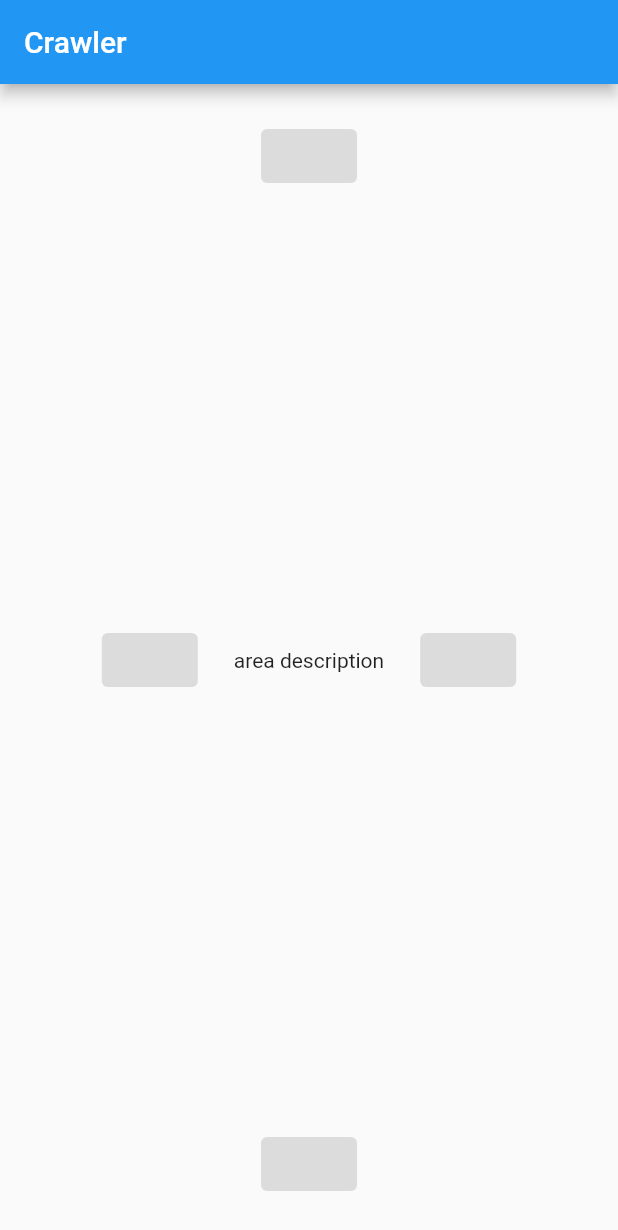
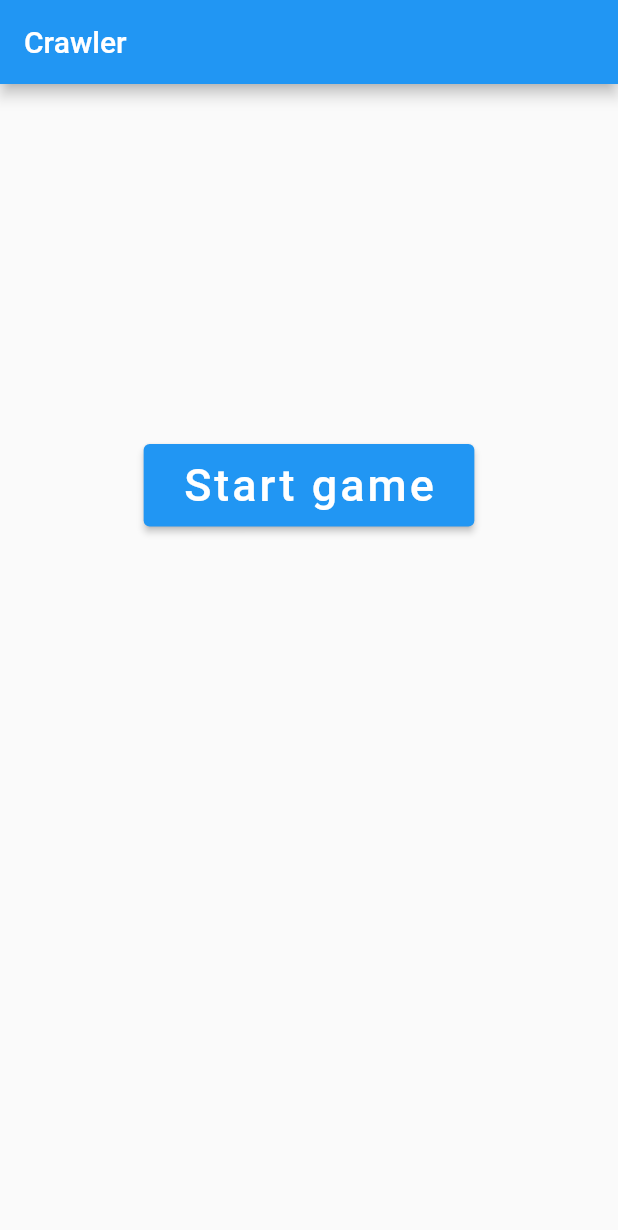
Before and after one commit to slackYogi/flutter_crawler, a Flutter app: the screen it shows after launch, on a phone screen of 412 x 824 dp. Shown: the top 1230 px of the screen. Run offline on Flutter 3.47's test engine with Material 2 defaults, Android fonts, the phone set to English and light mode, and no system bars; our stand-ins replace get_it.

Commit message:
Added HomePage and pages routing, some minor refactoring

```diff
--- a/lib/crawler_app.dart
+++ b/lib/crawler_app.dart
@@ -1,72 +1,16 @@
 import 'package:flutter/material.dart';
-import 'package:flutter_crawler/current_location.dart';
-import 'package:flutter_crawler/services/map_service.dart';
-import 'package:get_it/get_it.dart';
+import 'package:flutter_crawler/pages/home.dart';
+import 'package:flutter_crawler/pages/location.dart';
 
 class CrawlerApp extends StatelessWidget {
   @override
   Widget build(BuildContext context) {
     return MaterialApp(
-      title: 'Dungeon Crawler',
-      theme: ThemeData(
-        primarySwatch: Colors.blue,
-        visualDensity: VisualDensity.adaptivePlatformDensity,
-      ),
-      home: CrawlerHome(title: 'Crawler'),
+      initialRoute: '/home',
+      routes: {
+        '/home': (context) => HomePage(title: 'Crawler'),
+        '/location': (context) => LocationPage(),
+      },
     );
   }
 }
-
-class CrawlerHome extends StatefulWidget {
-  CrawlerHome({Key key, this.title}) : super(key: key);
-  final String title;
-
-  @override
-  _CrawlerHomeState createState() => _CrawlerHomeState();
-}
-
-class _CrawlerHomeState extends State<CrawlerHome> {
-  //TODO research GetIt
-  //final locations = GetIt.I.get<MapService>();
-  CurrentLocation _currentLocation;
-
-  @override
-  Widget build(BuildContext context) {
-    return Scaffold(
-      appBar: AppBar(
-        title: Text(widget.title),
-      ),
-      body: Center(
-        child: Column(
-          children: [
-            Center(
-              child: Padding(
-                padding: const EdgeInsets.all(24),
-                child: ElevatedButton(onPressed: null, child: null),
-              ),
-            ),
-            Expanded(
-              child: Row(
-                mainAxisAlignment: MainAxisAlignment.center,
-                children: [
-                  ElevatedButton(onPressed: null, child: null),
-                  Center(child: Padding(
-                    padding: const EdgeInsets.all(24),
-                    child: Text(_currentLocation?.description ?? 'area description'),
-                  )),
-                  ElevatedButton(onPressed: null, child: null),
-                ],
-              ),
-            ),
-            Center(
-              child: Padding(
-                padding: const EdgeInsets.all(24),
-                child: ElevatedButton(onPressed: null, child: null),
-              ),
-            )
-          ],
-        ),
-      ),
-    );
-  }
-}
--- /dev/null
+++ b/lib/pages/home.dart
@@ -0,0 +1,43 @@
+import 'package:flutter/material.dart';
+
+class HomePage extends StatefulWidget {
+  HomePage({Key key, this.title}) : super(key: key);
+  final String title;
+
+  @override
+  _HomePageState createState() => _HomePageState();
+}
+
+class _HomePageState extends State<HomePage> {
+  @override
+  Widget build(BuildContext context) {
+    return Scaffold(
+      appBar: AppBar(
+        title: Text(widget.title),
+      ),
+      body: Center(
+        child: Column(
+          children: [
+            Padding(
+              padding: const EdgeInsets.fromLTRB(0, 240, 0, 0),
+              child: ElevatedButton(
+                  onPressed: () => {
+                    Navigator.pushReplacementNamed(context, '/location')
+                  },
+                  child: Padding(
+                    padding: const EdgeInsets.all(10),
+                    child: Text(
+                      'Start game',
+                      style: TextStyle(
+                        fontSize: 30,
+                        letterSpacing: 2,
+                      )
+                    ),
+                  )),
+            ),
+          ],
+        ),
+      ),
+    );
+  }
+}
--- a/lib/services/map_service.dart
+++ b/lib/services/map_service.dart
@@ -1,9 +1,9 @@
 import 'dart:collection';
 
-import '../location.dart';
+import 'package:flutter_crawler/location.dart';
 
 class MapService {
-  var locations = HashMap<int, Location>();
+  final locations = HashMap<int, Location>();
 
   // this should override state of stateful widget
   //@override
```
Also changed, not shown: lib/main.dart (+2 -5 lines), lib/pages/location.dart (added, +39 -0 lines).
